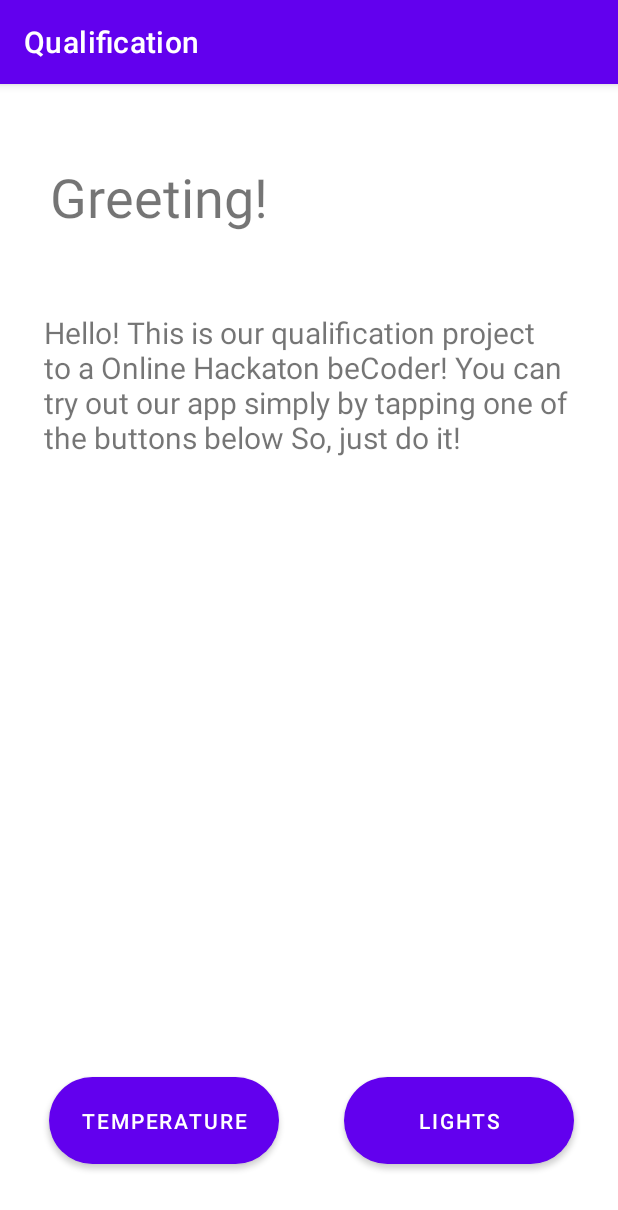
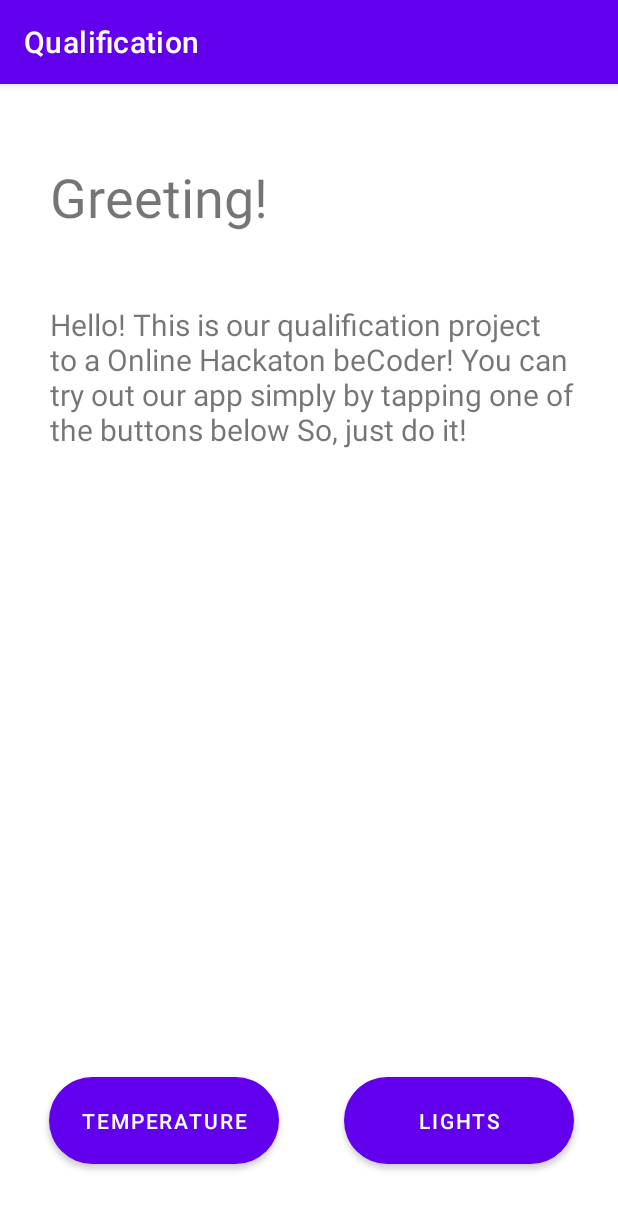
Before and after one commit to aaddssww156/Hackathon-qualification, an Android app: the screen it shows after launch (MainActivity), on a phone screen of 412 x 824 dp. Shown: the top 1210 px of the screen. Run offline under Robolectric (Android 15) with nearby library versions, the phone set to English and light mode, and no system bars.

Commit message:
fixed libs

```diff
--- a/Android app/app/src/main/res/layout/activity_main.xml
+++ b/Android app/app/src/main/res/layout/activity_main.xml
@@ -28,10 +28,10 @@
         android:textSize="20sp"
         app:layout_constraintBottom_toBottomOf="parent"
         app:layout_constraintEnd_toEndOf="parent"
-        app:layout_constraintHorizontal_bias="0.309"
+        app:layout_constraintHorizontal_bias="0.404"
         app:layout_constraintStart_toStartOf="parent"
         app:layout_constraintTop_toTopOf="parent"
-        app:layout_constraintVertical_bias="0.248" />
+        app:layout_constraintVertical_bias="0.24" />
 
     <Button
         android:id="@+id/TemperatureButton"
--- a/Android app/settings.gradle
+++ b/Android app/settings.gradle
@@ -10,6 +10,7 @@ dependencyResolutionManagement {
     repositories {
         google()
         mavenCentral()
+        maven { url "https://jitpack.io" }
     }
 }
 rootProject.name = "Qualification"
```
